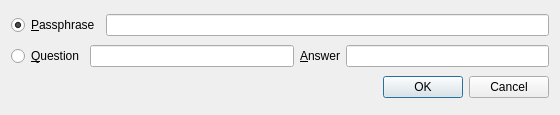
Qt form branches/trunk/GoldBug-UI/unlock.ui (textbrowser/spot-on) before a commit.
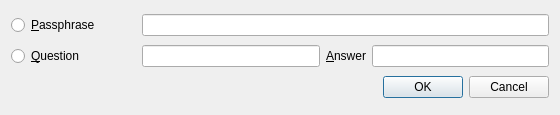
The same form after that commit. Icons and pictures are not drawn.

Commit message: Disable widgets.

Diff of the .ui file:
```diff
--- a/branches/trunk/GoldBug-UI/unlock.ui
+++ b/branches/trunk/GoldBug-UI/unlock.ui
@@ -22,12 +22,15 @@
     <layout class="QHBoxLayout" name="horizontalLayout">
      <item>
       <widget class="QRadioButton" name="radio_1">
+       <property name="minimumSize">
+        <size>
+         <width>125</width>
+         <height>0</height>
+        </size>
+       </property>
        <property name="text">
         <string>&amp;Passphrase</string>
        </property>
-       <property name="checked">
-        <bool>true</bool>
-       </property>
       </widget>
      </item>
      <item>
@@ -43,6 +46,12 @@
     <layout class="QHBoxLayout" name="horizontalLayout_2">
      <item>
       <widget class="QRadioButton" name="radio_2">
+       <property name="minimumSize">
+        <size>
+         <width>125</width>
+         <height>0</height>
+        </size>
+       </property>
        <property name="text">
         <string>&amp;Question</string>
        </property>
```
The commit also changes 2 other files.
